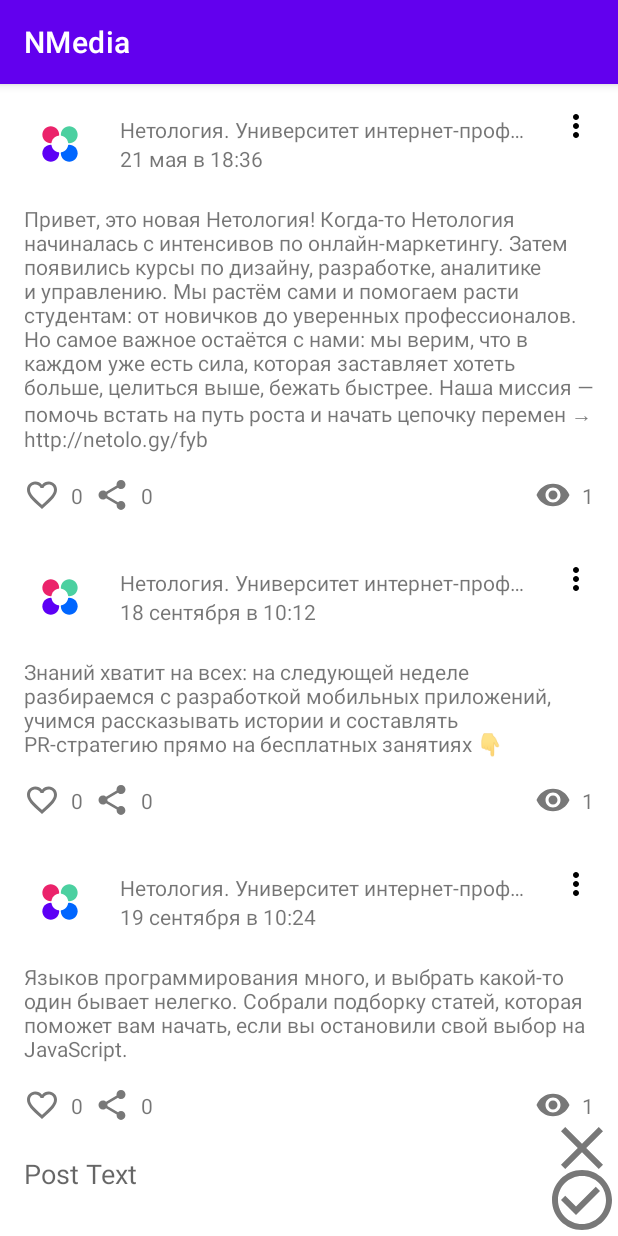
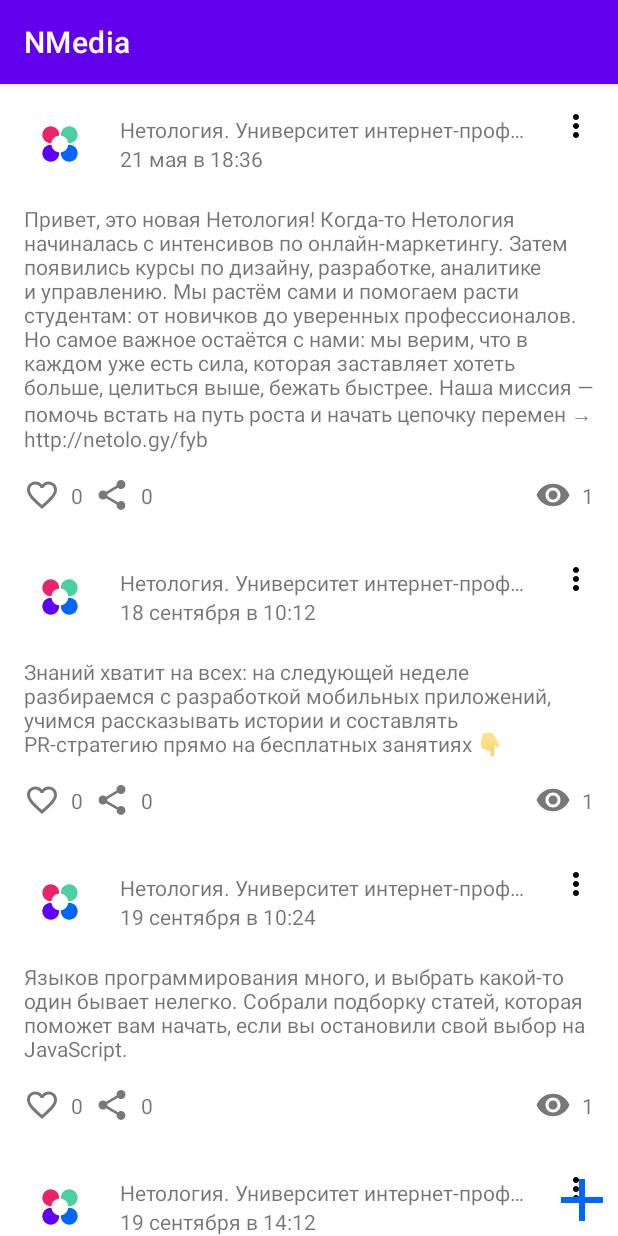
Before and after one commit to Aleksandr-Shumkov/AndroidAppHomeWorkAll, an Android app: the screen it shows after launch (MainActivity), on a phone screen of 412 x 824 dp. Run offline under Robolectric (Android 15) with nearby library versions, the phone set to English and light mode, and no system bars.

Commit message:
homeWork2_4_CRUD

```diff
--- a/app/src/main/java/ru/netology/myappnetologyhome/adapter/PostListener.kt
+++ b/app/src/main/java/ru/netology/myappnetologyhome/adapter/PostListener.kt
@@ -8,6 +8,7 @@
     fun onRemove(post: Post)
     fun onEdit(post: Post)
     fun onRepost(post: Post)
-    fun onCancel(post: Post)
+    fun onCancel()
+    fun onCreate(post: Post)
 
 }
--- a/app/src/main/java/ru/netology/myappnetologyhome/adapter/PostViewHolder.kt
+++ b/app/src/main/java/ru/netology/myappnetologyhome/adapter/PostViewHolder.kt
@@ -50,6 +50,10 @@
                             listener.onEdit(post)
                             true
                         }
+                        R.id.create -> {
+                            listener.onCreate(post)
+                            true
+                        }
                         else -> false
                     }
 
--- a/app/src/main/java/ru/netology/myappnetologyhome/repository/PostRepository.kt
+++ b/app/src/main/java/ru/netology/myappnetologyhome/repository/PostRepository.kt
@@ -14,6 +14,7 @@
     fun viewPostById(id: Long)
 
     fun removePostById(id: Long)
+
     fun save(post: Post)
 
 }
--- a/app/src/main/java/ru/netology/myappnetologyhome/repository/PostReposytoryInMemory.kt
+++ b/app/src/main/java/ru/netology/myappnetologyhome/repository/PostReposytoryInMemory.kt
@@ -114,9 +114,6 @@
             data.value = posts
         }
 
-
-
-
     }
 
     override fun repostById(id: Long) {
--- /dev/null
+++ b/app/src/main/res/drawable/ic_add_24.xml
@@ -0,0 +1,5 @@
+<vector android:height="48dp" android:tint="#0066FF"
+    android:viewportHeight="24" android:viewportWidth="24"
+    android:width="48dp" xmlns:android="http://schemas.android.com/apk/res/android">
+    <path android:fillColor="@android:color/white" android:pathData="M19,13h-6v6h-2v-6H5v-2h6V5h2v6h6v2z"/>
+</vector>
--- a/app/src/main/res/layout/activity_main.xml
+++ b/app/src/main/res/layout/activity_main.xml
@@ -21,7 +21,14 @@
         android:layout_width="wrap_content"
         android:layout_height="wrap_content"
         app:barrierDirection="top"
-        app:constraint_referenced_ids="content,save" />
+        app:constraint_referenced_ids="content,save, cancelEdit" />
+
+    <androidx.constraintlayout.widget.Group
+        android:id="@+id/groupEdit"
+        android:layout_width="wrap_content"
+        android:layout_height="wrap_content"
+        android:visibility="gone"
+        app:constraint_referenced_ids="content, save, cancelEdit" />
 
     <ImageButton
         android:id="@+id/cancelEdit"
@@ -43,7 +50,7 @@
         android:background="@android:color/transparent"
         android:padding="@dimen/common_spacing"
         android:importantForAutofill="no"
-        app:layout_constraintTop_toTopOf="@id/cancelEdit"
+        app:layout_constraintTop_toTopOf="@id/save"
         app:layout_constraintBottom_toBottomOf="parent"
         app:layout_constraintEnd_toStartOf="@id/save"
         app:layout_constraintStart_toStartOf="parent"
@@ -61,4 +68,16 @@
         app:layout_constraintBottom_toBottomOf="parent"
         app:srcCompat="@drawable/ic_save_48"
         />
+
+    <ImageButton
+        android:id="@+id/create"
+        android:layout_width="wrap_content"
+        android:layout_height="wrap_content"
+        android:contentDescription="@string/create_post"
+        android:background="@android:color/transparent"
+        android:title="@string/create_post"
+        app:layout_constraintBottom_toTopOf="@+id/cancelEdit"
+        app:layout_constraintBottom_toBottomOf="parent"
+        app:layout_constraintEnd_toEndOf="parent"
+        app:srcCompat="@drawable/ic_add_24" />
 </androidx.constraintlayout.widget.ConstraintLayout>
--- a/app/src/main/res/values/strings.xml
+++ b/app/src/main/res/values/strings.xml
@@ -22,4 +22,5 @@
     <string name="post_text">Post Text</string>
     <string name="menu_edit">Edit</string>
     <string name="error_empty_content">Content can\'t be empty</string>
+    <string name="create_post">Create post</string>
 </resources>
```
Also changed, not shown: app/src/main/java/ru/netology/myappnetologyhome/activity/MainActivity.kt (+42 -3 lines), app/src/main/java/ru/netology/myappnetologyhome/utils/AndroidUtils.kt (+9 -0 lines), app/src/main/java/ru/netology/myappnetologyhome/viewmodel/PostViewModel.kt (+8 -2 lines), 1 other file.
